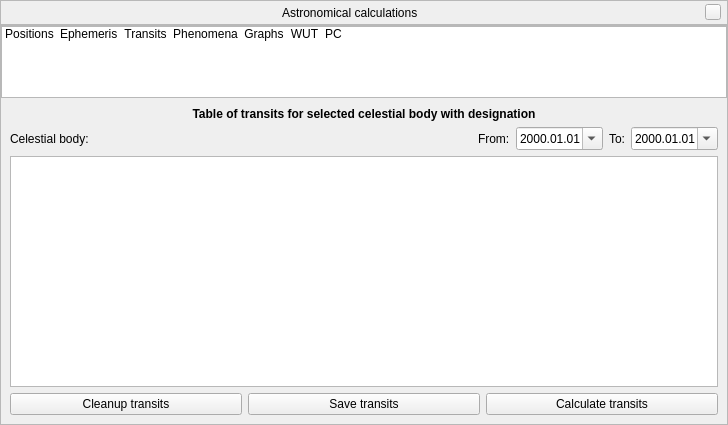
519984307/stellarium_src, file src/gui/astroCalcDialog.ui: the form before one commit.
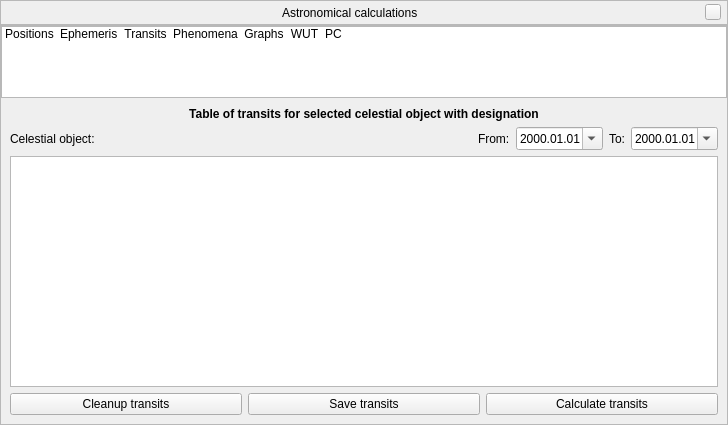
The form after the commit. The open tabs and pages were chosen to show the change. Icons and pictures are not drawn. Custom widgets are drawn as their Qt base class.

What changed in the file:
```diff
--- a/src/gui/astroCalcDialog.ui
+++ b/src/gui/astroCalcDialog.ui
@@ -812,7 +812,7 @@
               <item>
                <widget class="QLabel" name="transitCelestialBodyLabel">
                 <property name="text">
-                 <string>Celestial body:</string>
+                 <string>Celestial object:</string>
                 </property>
                </widget>
               </item>
@@ -896,7 +896,7 @@
              </font>
             </property>
             <property name="text">
-             <string>Table of transits for selected celestial body with designation</string>
+             <string>Table of transits for selected celestial object with designation</string>
             </property>
             <property name="alignment">
              <set>Qt::AlignCenter</set>
```
